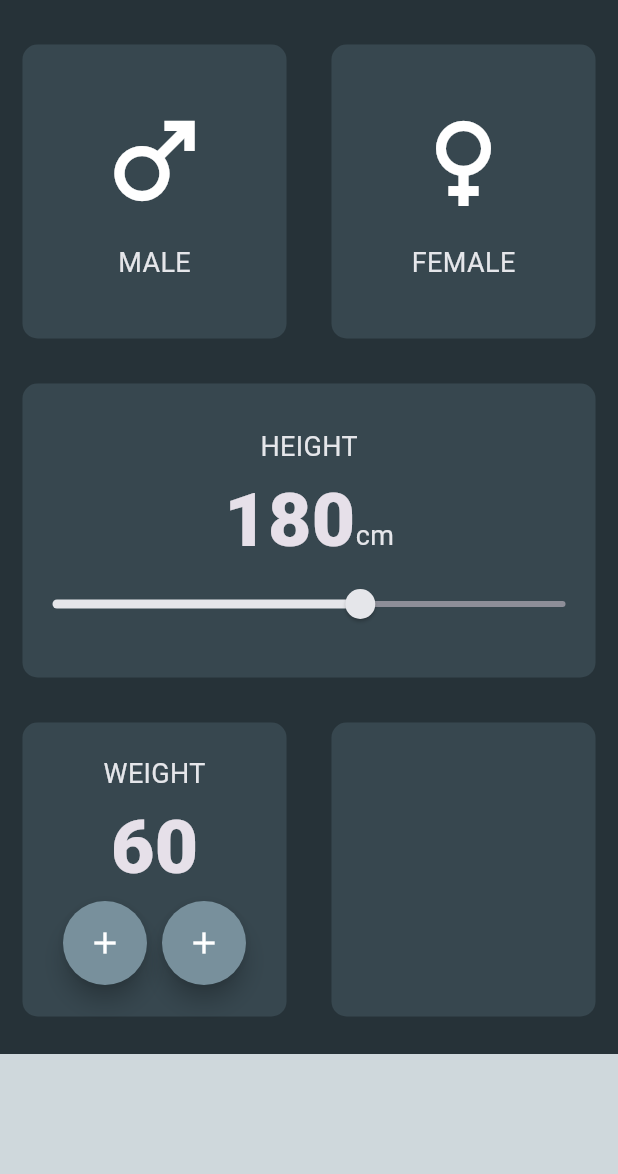
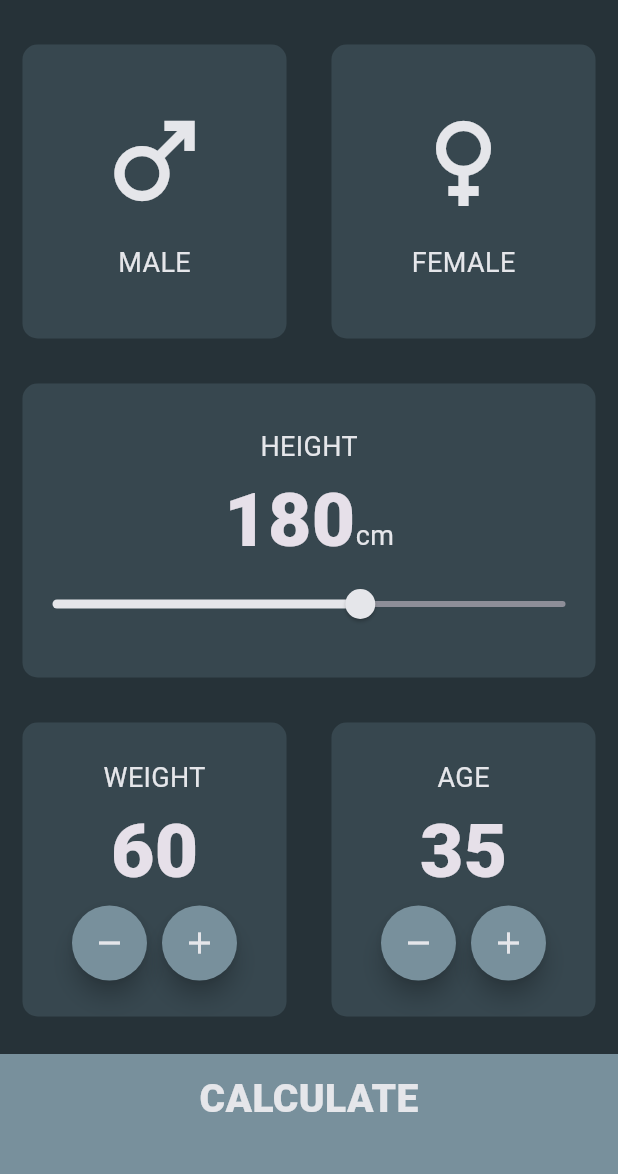
Before and after one commit to metehan-gokbel/bmi-calculator, a Flutter app: the screen it shows after launch, on a phone screen of 412 x 824 dp, the part 62-1236 px from its top. Run offline on Flutter 3.47's test engine with Material 3 defaults, Android fonts, the phone set to English and light mode, and no system bars.

Commit message:
bmi calculation

```diff
--- /dev/null
+++ b/lib/components/bottom_button.dart
@@ -0,0 +1,32 @@
+import 'package:bmi_calculator_flutter/constants.dart';
+import 'package:flutter/material.dart';
+
+class BottomButton extends StatelessWidget {
+  const BottomButton({
+    super.key,
+    required this.onPressed,
+    required this.buttonTitle
+  });
+
+  final VoidCallback onPressed;
+  final String buttonTitle;
+
+  @override
+  Widget build(BuildContext context) {
+    return GestureDetector(
+      onTap: onPressed,
+      child: Container(
+        color: kCircleColor,
+        margin: const EdgeInsets.only(top: 10.0),
+        width: double.infinity,
+        padding: const EdgeInsets.only(bottom: 20.0),
+        height: kBottomContainerHeight,
+        alignment: Alignment.center,
+        child: Text(
+          buttonTitle,
+          style: kLargeButtonTextStyle,
+        ),
+      ),
+    );
+  }
+}
--- a/lib/icon_content.dart
+++ b/lib/components/icon_content.dart
@@ -1,5 +1,5 @@
+import 'package:bmi_calculator_flutter/constants.dart';
 import 'package:flutter/material.dart';
-import 'constants.dart';
 
 class IconContent extends StatelessWidget {
   IconContent({
@@ -18,6 +18,7 @@ class IconContent extends StatelessWidget {
         Icon(
           iconData,
           size: 80.0,
+          color: kIconColor,
         ),
         const SizedBox(
           height: 15.0,
--- /dev/null
+++ b/lib/components/round_icon_button.dart
@@ -0,0 +1,25 @@
+import 'package:bmi_calculator_flutter/constants.dart';
+import 'package:flutter/material.dart';
+
+
+class RoundIconButton extends StatelessWidget {
+  const RoundIconButton({super.key,required this.iconData,required this.onPressed});
+
+  final IconData iconData;
+  final VoidCallback onPressed;
+
+  @override
+  Widget build(BuildContext context) {
+    return RawMaterialButton(
+      elevation: 6.0,
+      constraints: const BoxConstraints.tightFor(
+          width: 50.0,
+          height: 50.0
+      ),
+      onPressed: onPressed,
+      shape: const CircleBorder(),
+      fillColor: kCircleColor,
+      child: Icon(iconData, color: kIconColor,),
+    );
+  }
+}
--- a/lib/constants.dart
+++ b/lib/constants.dart
@@ -2,10 +2,22 @@ import 'package:flutter/material.dart';
 
 const kLabelTextStyle = TextStyle(
   fontSize: 18.0,
-  color: Color(0xFFe5e6ea),
+  color: kIconColor,
 );
 
 const kNumberTextStyle = TextStyle(fontSize: 50.0, fontWeight: FontWeight.w900);
+
+const kLargeButtonTextStyle = TextStyle(
+    color: kLabelTextColor, fontSize: 26.0, fontWeight: FontWeight.w900);
+
+const kTitleTextStyle = TextStyle(fontSize: 50.0, fontWeight: FontWeight.bold);
+
+const resultTextStyle =
+    TextStyle(color: Colors.white, fontSize: 22.0, fontWeight: FontWeight.bold);
+
+const kBMITextStyle = TextStyle(fontSize: 85.0, fontWeight: FontWeight.bold);
+
+const kBodyTextStyle = TextStyle(fontSize: 22.0);
 
 const kBottomContainerHeight = 80.0;
 const kLabelTextColor = Color(0xFFE5E6EA);
@@ -13,4 +25,5 @@ const kActiveCardColor = Color(0xFF455A64);
 const kInActiveCardColor = Color(0xFF37474F);
 const kBackgroundColor = Color(0xFF263238);
 const kBottomContainerColor = Color(0xFFCFD8DC);
-const kIconColor = Color(0xFF78909C);
+const kCircleColor = Color(0xFF78909C);
+const kIconColor = Color(0xFFE5E6EA);
--- a/lib/input_page.dart
+++ /dev/null
@@ -1,153 +0,0 @@
-import 'package:bmi_calculator_flutter/icon_content.dart';
-import 'package:bmi_calculator_flutter/reusable_card.dart';
-import 'package:flutter/material.dart';
-import 'package:flutter/widgets.dart';
-import 'constants.dart';
-
-enum Gender {
-  male,
-  female,
-}
-
-class InputPage extends StatefulWidget {
-  @override
-  _InputPageState createState() => _InputPageState();
-}
-
-class _InputPageState extends State<InputPage> {
-  Gender? selectedGender;
-  int height = 180;
-  int weight = 60;
-
-  @override
-  Widget build(BuildContext context) {
-    return Scaffold(
-        appBar: AppBar(
-          title: const Text('BMI CALCULATOR'),
-        ),
-        body: Column(
-          crossAxisAlignment: CrossAxisAlignment.stretch,
-          children: [
-            Expanded(
-                child: Row(
-              children: [
-                Expanded(
-                    child: ReusableCard(
-                  onPress: () {
-                    setState(() {
-                      selectedGender = selectedGender == Gender.male ? null : Gender.male;
-                    });
-                  },
-                  colour: selectedGender == Gender.male ? kActiveCardColor : kInActiveCardColor,
-                  cardChild: IconContent(
-                    iconData: Icons.male,
-                    label: 'MALE',
-                  ),
-                )),
-                Expanded(
-                    child: ReusableCard(
-                  onPress: () {
-                    setState(() {
-                      selectedGender = selectedGender == Gender.female ? null : Gender.female;
-                    });
-                  },
-                  colour: selectedGender == Gender.female ? kActiveCardColor : kInActiveCardColor,
-                  cardChild: IconContent(
-                    iconData: Icons.female,
-                    label: 'FEMALE',
-                  ),
-                )),
-              ],
-            )),
-            Expanded(child: ReusableCard(
-                colour: kInActiveCardColor,
-                cardChild: Column(
-                  mainAxisAlignment: MainAxisAlignment.center,
-                  children: [
-                    const Text('HEIGHT', style: kLabelTextStyle,),
-                    Row(
-                      mainAxisAlignment: MainAxisAlignment.center,
-                      crossAxisAlignment: CrossAxisAlignment.baseline,
-                      textBaseline: TextBaseline.alphabetic,
-                      children: [
-                        Text(height.toString(), style: kNumberTextStyle,),
-                        const Text('cm', style: kLabelTextStyle,),
-                      ],
-                    ),
-                    SliderTheme(
-                      data: const SliderThemeData(
-                        thumbShape: RoundSliderThumbShape(
-                          enabledThumbRadius: 10.0
-                        ),
-                        overlayShape: RoundSliderOverlayShape(overlayRadius: 20.0)
-                      ),
-                      child: Slider(
-                        value: height.toDouble(),
-                        min: 120.0,
-                        max: 220.0,
-                        onChanged: (double newValue){
-                          setState(() {
-                            height = newValue.round();
-                          });
-                        },
-                        activeColor: kLabelTextColor,
-                        inactiveColor: Color(0XFF8D8E98),
-                      ),
-                    )
-                  ],
-                ),
-            )),
-            Expanded(
-                child: Row(
-              children: [
-                Expanded(child: ReusableCard(
-                    colour: kInActiveCardColor,
-                    cardChild: Column(
-                      mainAxisAlignment: MainAxisAlignment.center,
-                      children: [
-                        const Text(
-                          'WEIGHT',
-                          style: kLabelTextStyle,
-                        ),
-                        Text(
-                          weight.toString(),
-                          style: kNumberTextStyle,
-                        ),
-                        Row(
-                          mainAxisAlignment: MainAxisAlignment.center,
-                          children: [
-                            FloatingActionButton(
-                              onPressed: () {
-
-                              },
-                              shape: const CircleBorder(),
-                              backgroundColor: kIconColor,
-                              child: const Icon(Icons.add, color: Colors.white,),
-                            ),
-                            const SizedBox(width: 10.0,),
-                            FloatingActionButton(
-                              onPressed: () {
-
-                              },
-                              shape: const CircleBorder(),
-                              backgroundColor: kIconColor,
-                              child: const Icon(Icons.add, color: Colors.white,),
-                            ),
-                          ],
-                        )
-                      ],
-                    ),
-                )),
-                Expanded(child: ReusableCard(colour: kInActiveCardColor)),
-              ],
-            )),
-            Container(
-              color: kBottomContainerColor,
-              margin: const EdgeInsets.only(top: 10.0),
-              width: double.infinity,
-              height: kBottomContainerHeight,
-            )
-          ],
-        ));
-  }
-}
--- a/lib/main.dart
+++ b/lib/main.dart
@@ -1,9 +1,10 @@
 import 'dart:ui';
+import 'package:bmi_calculator_flutter/screens/results_page.dart';
 import 'package:flutter/cupertino.dart';
 import 'package:flutter/material.dart';
 import 'package:flutter/painting.dart';
 import 'constants.dart';
-import 'input_page.dart';
+import 'screens/input_page.dart';
 
 void main() => runApp(BMICalculator());
 
--- /dev/null
+++ b/lib/screens/input_page.dart
@@ -0,0 +1,225 @@
+import 'package:bmi_calculator_flutter/calculator_brain.dart';
+import 'package:bmi_calculator_flutter/components/bottom_button.dart';
+import 'package:bmi_calculator_flutter/components/icon_content.dart';
+import 'package:bmi_calculator_flutter/components/reusable_card.dart';
+import 'package:bmi_calculator_flutter/components/round_icon_button.dart';
+import 'package:bmi_calculator_flutter/constants.dart';
+import 'package:bmi_calculator_flutter/screens/results_page.dart';
+import 'package:flutter/cupertino.dart';
+import 'package:flutter/material.dart';
+import 'package:flutter/widgets.dart';
+
+enum Gender {
+  male,
+  female,
+}
+
+class InputPage extends StatefulWidget {
+  @override
+  _InputPageState createState() => _InputPageState();
+}
+
+class _InputPageState extends State<InputPage> {
+  Gender? selectedGender;
+  int height = 180;
+  int weight = 60;
+  int age = 35;
+
+  @override
+  Widget build(BuildContext context) {
+    return Scaffold(
+        appBar: AppBar(
+          title: const Text('BMI CALCULATOR'),
+        ),
+        body: Column(
+          crossAxisAlignment: CrossAxisAlignment.stretch,
+          children: [
+            Expanded(
+                child: Row(
+              children: [
+                Expanded(
+                    child: ReusableCard(
+                  onPress: () {
+                    setState(() {
+                      selectedGender =
+                          selectedGender == Gender.male ? null : Gender.male;
+                    });
+                  },
+                  colour: selectedGender == Gender.male
+                      ? kActiveCardColor
+                      : kInActiveCardColor,
+                  cardChild: IconContent(
+                    iconData: Icons.male,
+                    label: 'MALE',
+                  ),
+                )),
+                Expanded(
+                    child: ReusableCard(
+                  onPress: () {
+                    setState(() {
+                      selectedGender = selectedGender == Gender.female
+                          ? null
+                          : Gender.female;
+                    });
+                  },
+                  colour: selectedGender == Gender.female
+                      ? kActiveCardColor
+                      : kInActiveCardColor,
+                  cardChild: IconContent(
+                    iconData: Icons.female,
+                    label: 'FEMALE',
+                  ),
+                )),
+              ],
+            )),
+            Expanded(
+                child: ReusableCard(
+              colour: kInActiveCardColor,
+              cardChild: Column(
+                mainAxisAlignment: MainAxisAlignment.center,
+                children: [
+                  const Text(
+                    'HEIGHT',
+                    style: kLabelTextStyle,
+                  ),
+                  Row(
+                    mainAxisAlignment: MainAxisAlignment.center,
+                    crossAxisAlignment: CrossAxisAlignment.baseline,
+                    textBaseline: TextBaseline.alphabetic,
+                    children: [
+                      Text(
+                        height.toString(),
+                        style: kNumberTextStyle,
+                      ),
+                      const Text(
+                        'cm',
+                        style: kLabelTextStyle,
+                      ),
+                    ],
+                  ),
+                  SliderTheme(
+                    data: const SliderThemeData(
+                        thumbShape:
+                            RoundSliderThumbShape(enabledThumbRadius: 10.0),
+                        overlayShape:
+                            RoundSliderOverlayShape(overlayRadius: 20.0)),
+                    child: Slider(
+                      value: height.toDouble(),
+                      min: 120.0,
+                      max: 220.0,
+                      onChanged: (double newValue) {
+                        setState(() {
+                          height = newValue.round();
+                        });
+                      },
+                      activeColor: kLabelTextColor,
+                      inactiveColor: Color(0XFF8D8E98),
+                    ),
+                  )
+                ],
+              ),
+            )),
+            Expanded(
+                child: Row(
+              children: [
+                Expanded(
+                    child: ReusableCard(
+                  colour: kInActiveCardColor,
+                  cardChild: Column(
+                    mainAxisAlignment: MainAxisAlignment.center,
+                    children: [
+                      const Text(
+                        'WEIGHT',
+                        style: kLabelTextStyle,
+                      ),
+                      Text(
+                        weight.toString(),
+                        style: kNumberTextStyle,
+                      ),
+                      Row(
+                        mainAxisAlignment: MainAxisAlignment.center,
+                        children: [
+                          RoundIconButton(
+                            iconData: Icons.remove,
+                            onPressed: () {
+                              setState(() {
+                                weight--;
+                              });
+                            },
+                          ),
+                          const SizedBox(
+                            width: 10.0,
+                          ),
+                          RoundIconButton(
+                            iconData: Icons.add,
+                            onPressed: () {
+                              setState(() {
+                                weight++;
+                              });
+                            },
+                          ),
+                        ],
+                      )
+                    ],
+                  ),
+                )),
+                Expanded(
+                    child: ReusableCard(
+                  colour: kInActiveCardColor,
+                  cardChild: Column(
+                    mainAxisAlignment: MainAxisAlignment.center,
+                    children: [
+                      Text(
+                        'AGE',
+                        style: kLabelTextStyle,
+                      ),
+                      Text(
+                        age.toString(),
+                        style: kNumberTextStyle,
+                      ),
+                      Row(
+                        mainAxisAlignment: MainAxisAlignment.center,
+                        children: [
+                          RoundIconButton(
+                              iconData: Icons.remove,
+                              onPressed: () {
+                                setState(() {
+                                  age--;
+                                });
+                              }),
+                          SizedBox(
+                            width: 10.0,
+                          ),
+                          RoundIconButton(
+                              iconData: Icons.add,
+                              onPressed: () {
+                                setState(() {
+                                  age++;
+                                });
+                              })
+                        ],
+                      )
+                    ],
+                  ),
+                )),
+              ],
+            )),
+            BottomButton(
+              onPressed: () {
+                CalculatorBrain calculatorBrain =
+                    CalculatorBrain(height: height, weight: weight);
+                Navigator.push(
+                    context,
+                    MaterialPageRoute(
+                        builder: (context) => ResultsPage(
+                            bmiResult: calculatorBrain.calculateBMI(),
+                            resultText: calculatorBrain.getResult(),
+                            interpretation:
+                                calculatorBrain.getInterpretation())));
+              },
+              buttonTitle: 'CALCULATE',
+            )
+          ],
+        ));
+  }
+}
```
Also changed, not shown: lib/calculator_brain.dart (added, +35 -0 lines), lib/screens/results_page.dart (added, +70 -0 lines), lib/components/reusable_card.dart (renamed from lib/reusable_card.dart).
